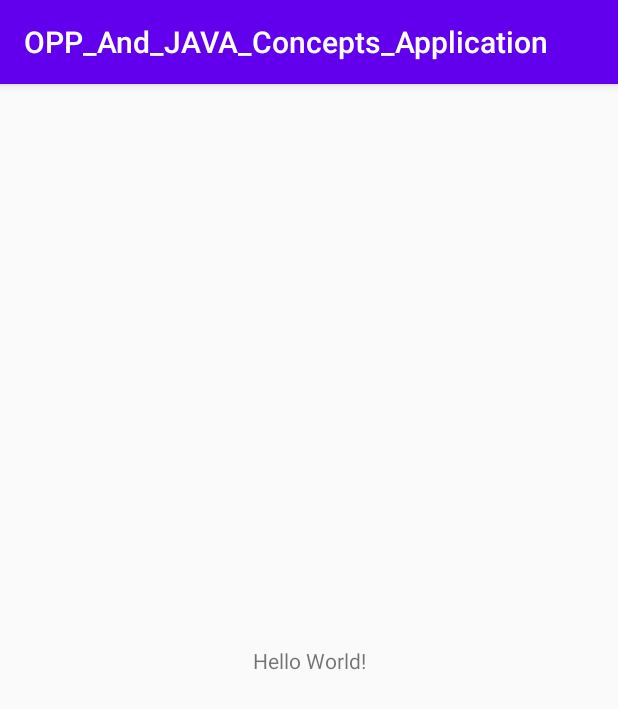
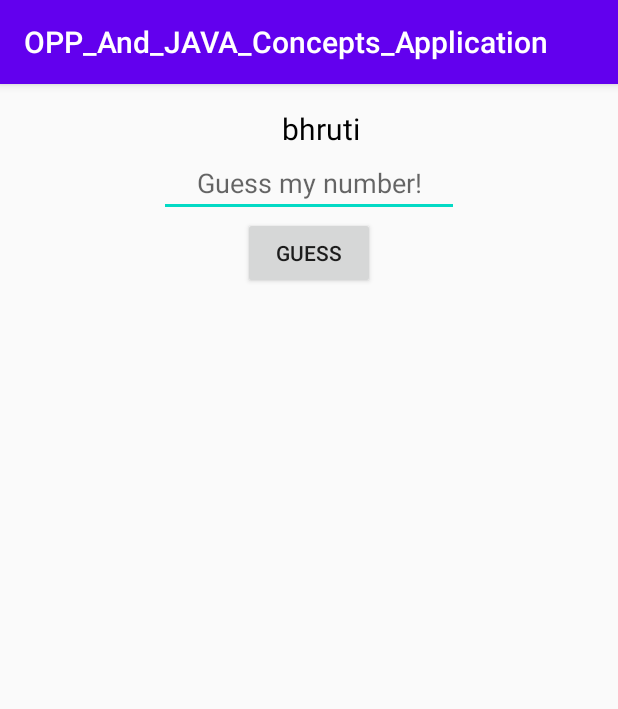
Before and after one commit to ShrutiKoshiya26/OOP_And_JAVA_Concepts, an Android app: the screen it shows after launch (MainActivity before the commit, JavaBasicsActivity after it), on a phone screen of 412 x 824 dp. Shown: the top 709 px of the screen. Run offline under Robolectric (Android 15) with nearby library versions, the phone set to English and light mode, and no system bars.

Commit message:
Add java mini project - guessing number

```diff
--- a/app/src/main/res/layout/activity_javabasics.xml
+++ b/app/src/main/res/layout/activity_javabasics.xml
@@ -11,13 +11,38 @@
         android:id="@+id/textView"
         android:layout_width="wrap_content"
         android:layout_height="wrap_content"
-        android:gravity="center"
-        android:textSize="20sp"
-        android:textColor="@color/black"
         android:layout_marginStart="16dp"
         android:layout_marginTop="16dp"
+        android:gravity="center"
+        android:textColor="@color/black"
+        android:textSize="20sp"
+        app:layout_constraintEnd_toEndOf="parent"
         app:layout_constraintStart_toStartOf="parent"
         app:layout_constraintTop_toTopOf="parent">
 
     </TextView>
+
+    <EditText
+        android:id="@+id/editText"
+        android:layout_width="200dp"
+        android:layout_height="wrap_content"
+        android:gravity="center"
+        android:inputType="number"
+        android:hint="Guess my number!"
+        app:layout_constraintEnd_toEndOf="parent"
+        app:layout_constraintStart_toStartOf="parent"
+        app:layout_constraintTop_toBottomOf="@id/textView">
+
+    </EditText>
+
+    <Button
+        android:id="@+id/guessBtn"
+        android:layout_width="wrap_content"
+        android:layout_height="wrap_content"
+        android:text="guess"
+        app:layout_constraintEnd_toEndOf="parent"
+        app:layout_constraintStart_toStartOf="parent"
+        app:layout_constraintTop_toBottomOf="@id/editText">
+
+    </Button>
 </androidx.constraintlayout.widget.ConstraintLayout>
```
Also changed, not shown: app/src/main/AndroidManifest.xml (+8 -4 lines), app/src/main/java/com/javaconcepts/opp_and_java_concepts_application/Java_Concepts/JavaBasicsActivity.java (+46 -0 lines).
